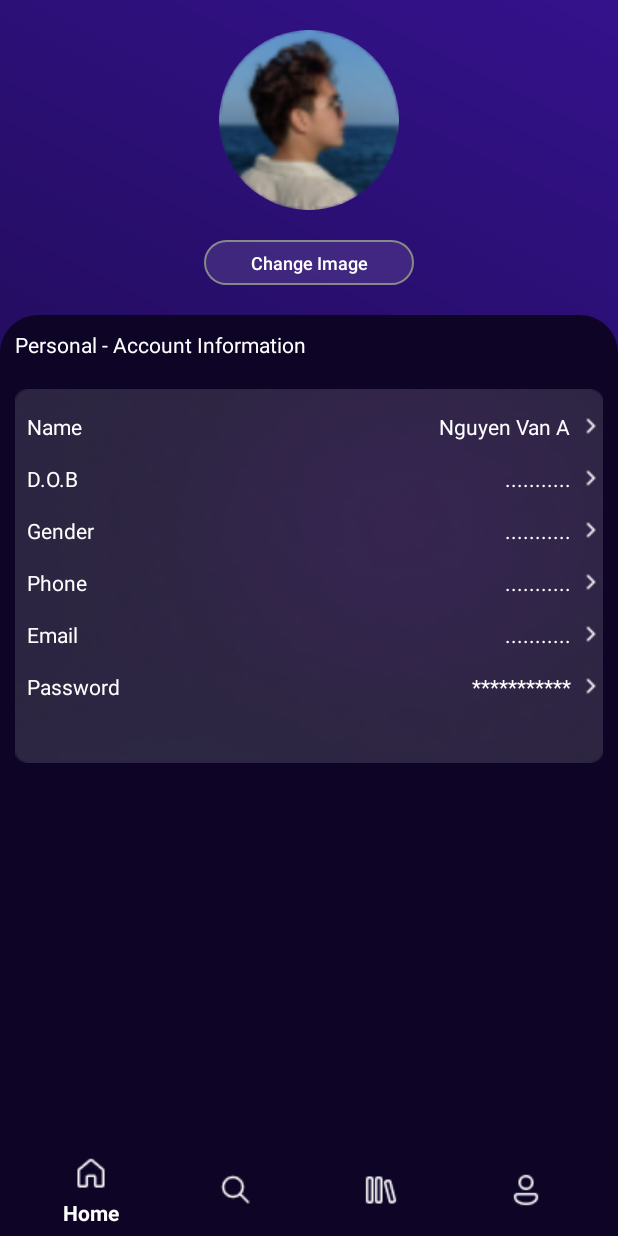
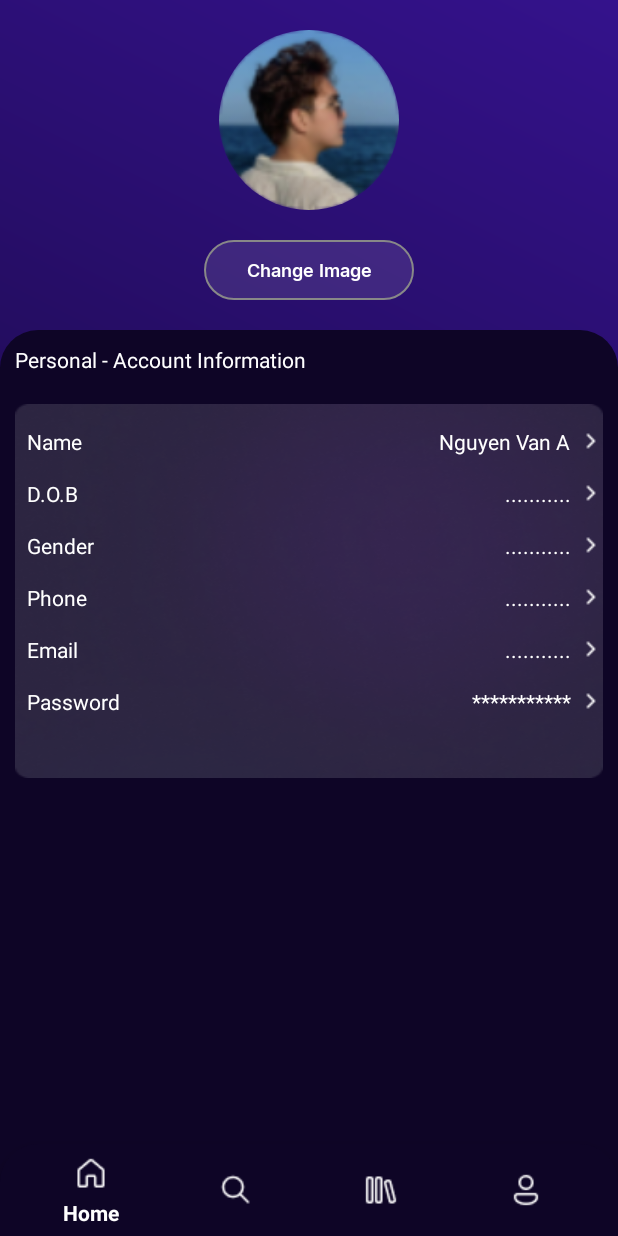
Before and after one commit to NQD190523/Music-Streaming-App, an Android app built with Jetpack Compose: the layout activity_edit_account.xml on its own in the app's theme, with its tools: preview values and no code run, on a phone screen of 412 x 824 dp. Run offline under Robolectric (Android 15) with nearby library versions, the phone set to English and light mode, and no system bars.

Commit message:
Add font

```diff
--- a/app/src/main/res/layout/activity_edit_account.xml
+++ b/app/src/main/res/layout/activity_edit_account.xml
@@ -19,14 +19,14 @@
 
         <Button
             android:layout_width="140dp"
-            android:layout_height="30dp"
+            android:layout_height="40dp"
             android:layout_gravity="center"
             android:layout_marginTop="20dp"
             android:background="@drawable/button_color_white"
             android:text="Change Image"
             android:textAllCaps="false"
             android:textColor="@color/white"
-            android:textSize="12sp" />
+            style="@style/CTAsSmall" />
         <LinearLayout
             android:layout_width="match_parent"
             android:layout_height="match_parent"
```
